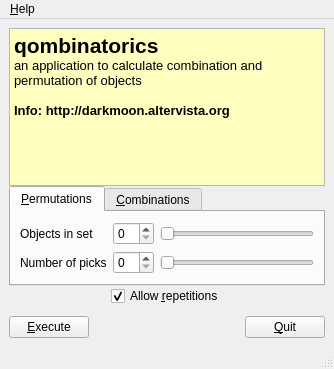
Before: the Qt Designer form qombinatorics/QombGui.ui in ale-rt/qombinatorics, drawn with Qt 5.
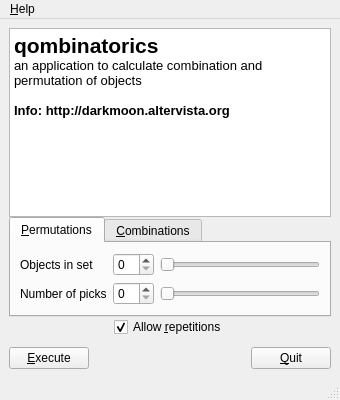
After: the same form once the commit is applied. Icons and pictures are not drawn.

```diff
--- a/qombinatorics/QombGui.ui
+++ b/qombinatorics/QombGui.ui
@@ -5,8 +5,8 @@
    <rect>
     <x>0</x>
     <y>0</y>
-    <width>334</width>
-    <height>369</height>
+    <width>340</width>
+    <height>400</height>
    </rect>
   </property>
   <property name="windowTitle" >
@@ -22,51 +22,15 @@
     </property>
     <item>
      <widget class="QTextBrowser" name="output" >
-      <property name="palette" >
-       <palette>
-        <active>
-         <colorrole role="Base" >
-          <brush brushstyle="SolidPattern" >
-           <color alpha="255" >
-            <red>255</red>
-            <green>255</green>
-            <blue>191</blue>
-           </color>
-          </brush>
-         </colorrole>
-        </active>
-        <inactive>
-         <colorrole role="Base" >
-          <brush brushstyle="SolidPattern" >
-           <color alpha="255" >
-            <red>255</red>
-            <green>255</green>
-            <blue>191</blue>
-           </color>
-          </brush>
-         </colorrole>
-        </inactive>
-        <disabled>
-         <colorrole role="Base" >
-          <brush brushstyle="SolidPattern" >
-           <color alpha="255" >
-            <red>226</red>
-            <green>217</green>
-            <blue>212</blue>
-           </color>
-          </brush>
-         </colorrole>
-        </disabled>
-       </palette>
-      </property>
       <property name="html" >
-       <string>&lt;html>&lt;head>&lt;meta name="qrichtext" content="1" />&lt;style type="text/css">
+       <string>&lt;!DOCTYPE HTML PUBLIC "-//W3C//DTD HTML 4.0//EN" "http://www.w3.org/TR/REC-html40/strict.dtd">
+&lt;html>&lt;head>&lt;meta name="qrichtext" content="1" />&lt;style type="text/css">
 p, li { white-space: pre-wrap; }
-&lt;/style>&lt;/head>&lt;body style=" font-family:'Sans Serif'; font-size:10pt; font-weight:400; font-style:normal;">
-&lt;p style=" margin-top:0px; margin-bottom:0px; margin-left:0px; margin-right:0px; -qt-block-indent:0; text-indent:0px; font-size:9pt;">&lt;span style=" font-size:16pt; font-weight:600;">qombinatorics&lt;/span>&lt;/p>
-&lt;p style=" margin-top:0px; margin-bottom:0px; margin-left:0px; margin-right:0px; -qt-block-indent:0; text-indent:0px; font-size:16pt; font-weight:600;">&lt;span style=" font-size:10pt; font-weight:400;">an application to calculate combination and permutation of objects&lt;/span>&lt;/p>
-&lt;p style="-qt-paragraph-type:empty; margin-top:0px; margin-bottom:0px; margin-left:0px; margin-right:0px; -qt-block-indent:0; text-indent:0px;">&lt;/p>
-&lt;p style=" margin-top:0px; margin-bottom:0px; margin-left:0px; margin-right:0px; -qt-block-indent:0; text-indent:0px;">&lt;span style=" font-weight:600;">Info: http://darkmoon.altervista.org&lt;/span>&lt;/p>&lt;/body>&lt;/html></string>
+&lt;/style>&lt;/head>&lt;body style=" font-family:'Liberation Sans'; font-size:10pt; font-weight:400; font-style:normal;">
+&lt;p style=" margin-top:0px; margin-bottom:0px; margin-left:0px; margin-right:0px; -qt-block-indent:0; text-indent:0px; font-family:'Sans Serif'; font-size:9pt;">&lt;span style=" font-size:16pt; font-weight:600;">qombinatorics&lt;/span>&lt;/p>
+&lt;p style=" margin-top:0px; margin-bottom:0px; margin-left:0px; margin-right:0px; -qt-block-indent:0; text-indent:0px; font-family:'Sans Serif'; font-size:16pt; font-weight:600;">&lt;span style=" font-size:10pt; font-weight:400;">an application to calculate combination and permutation of objects&lt;/span>&lt;/p>
+&lt;p style="-qt-paragraph-type:empty; margin-top:0px; margin-bottom:0px; margin-left:0px; margin-right:0px; -qt-block-indent:0; text-indent:0px; font-family:'Sans Serif';">&lt;/p>
+&lt;p style=" margin-top:0px; margin-bottom:0px; margin-left:0px; margin-right:0px; -qt-block-indent:0; text-indent:0px; font-family:'Sans Serif';">&lt;span style=" font-weight:600;">Info: http://darkmoon.altervista.org&lt;/span>&lt;/p>&lt;/body>&lt;/html></string>
       </property>
      </widget>
     </item>
@@ -295,8 +259,8 @@
     <rect>
      <x>0</x>
      <y>0</y>
-     <width>334</width>
-     <height>26</height>
+     <width>340</width>
+     <height>27</height>
     </rect>
    </property>
    <widget class="QMenu" name="menuInfo" >
```
Left out of the diff: 13 changed lines with no effect on the pictures.
